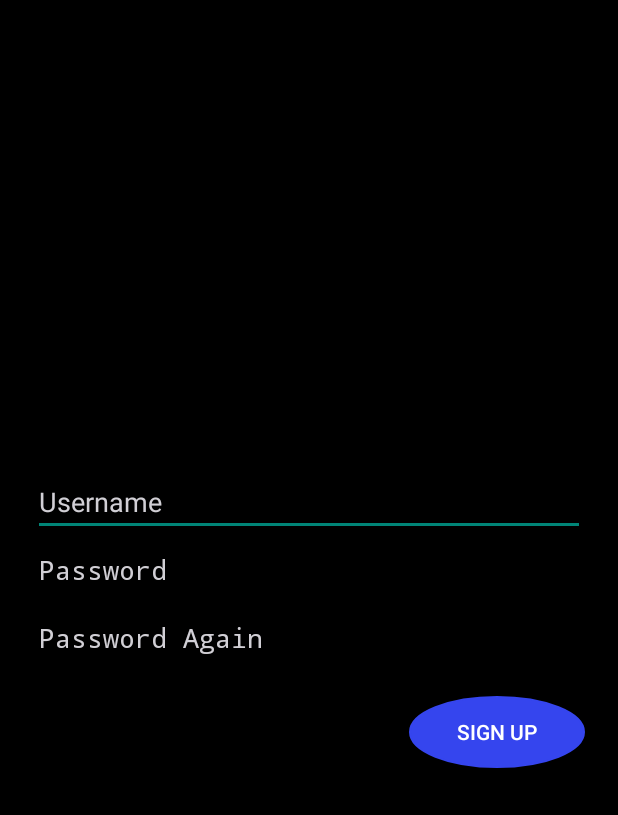
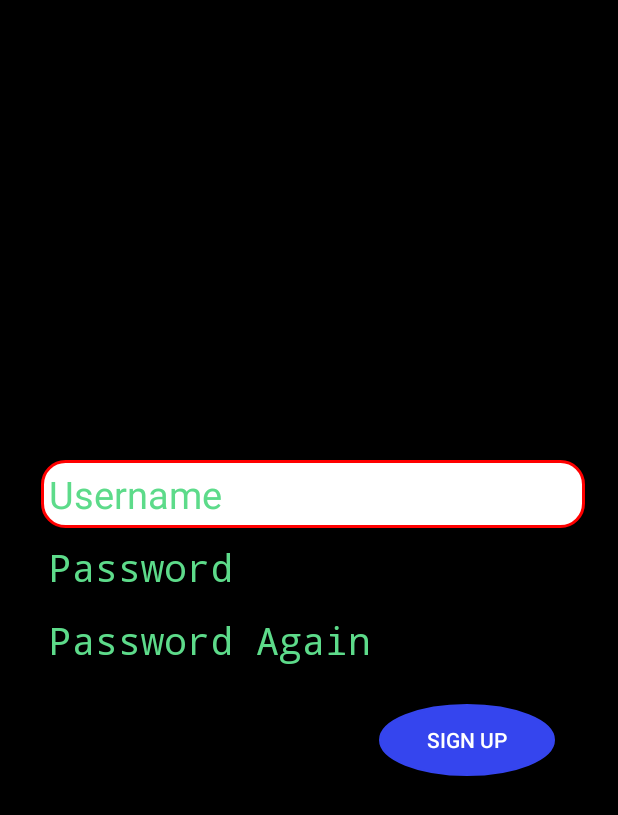
Before and after one commit to sagarbatchu/findfreestuff, an Android app: the SignUpActivity screen opened directly, with no data from a screen before it, on a phone screen of 412 x 824 dp. Shown: the top 815 px of the screen. Run offline under Robolectric (Android 15) with nearby library versions, the phone set to English and light mode, and no system bars.

Commit message:
Fixed UI bugs found during Friday's meeting.

```diff
--- a/FindFreeStuff/app/src/main/res/layout/activity_list.xml
+++ b/FindFreeStuff/app/src/main/res/layout/activity_list.xml
@@ -25,7 +25,7 @@
         android:layout_below="@+id/list_item"
         android:textStyle="bold"
         android:dividerHeight="3sp"
-        android:textSize="10sp"
+        android:textSize="20sp"
         android:textColor="#ff5ddb8a"
         android:divider="#ff5ddb8a" />
 
--- a/FindFreeStuff/app/src/main/res/layout/activity_post.xml
+++ b/FindFreeStuff/app/src/main/res/layout/activity_post.xml
@@ -22,7 +22,7 @@
         android:layout_margin="5dp"
         android:id="@+id/post_editTextTitle"
         android:layout_gravity="center_horizontal"
-        android:textColor="#ffffff"
+        android:textColor="#000000"
         android:textSize="20sp"
         android:singleLine="true"
         android:typeface="sans" />
@@ -43,7 +43,7 @@
         android:layout_margin="5dp"
         android:id="@+id/post_editTextDetails"
         android:layout_gravity="center_horizontal"
-        android:textColor="#ffffff"
+        android:textColor="#000000"
         android:textSize="18sp"
         android:divider="#ff5ddb8a"/>
 
@@ -62,6 +62,7 @@
         android:layout_height="30dp"
         android:layout_margin="5dp"
         android:id="@+id/post_editTextTags"
+        android:textColor="#000000"
         android:layout_gravity="center_horizontal" />
 
     <Button
--- a/FindFreeStuff/app/src/main/res/layout/activity_signup.xml
+++ b/FindFreeStuff/app/src/main/res/layout/activity_signup.xml
@@ -15,36 +15,76 @@
             android:orientation="vertical">
 
             <EditText
-                android:id="@+id/username_edit_text"
                 android:layout_width="match_parent"
                 android:layout_height="wrap_content"
+                android:layout_marginLeft="5sp"
+                android:id="@+id/username_edit_text"
                 android:hint="@string/prompt_username"
-                android:textColorHint="#d1cfd5"
-                android:inputType="textEmailAddress"
-                android:textColor="#ffffff"
+                android:textColorHint="#ff5ddb8a"
                 android:maxLines="1"
                 android:singleLine="true"
-                android:textIsSelectable="false" />
+                android:inputType="textEmailAddress"
+                android:clickable="true"
+                android:ellipsize="middle"
+                android:textIsSelectable="true"
+                android:typeface="sans"
+                android:focusable="true"
+                android:enabled="true"
+                android:focusableInTouchMode="true"
+                android:visibility="visible"
+                android:padding="5dip"
+                android:textSize="25dip"
+                android:background="@drawable/rounded_edittext_states"
+                android:accessibilityLiveRegion="polite"
+                android:textColor="#000000" />
 
             <EditText
                 android:id="@+id/password_edit_text"
                 android:layout_width="match_parent"
                 android:layout_height="wrap_content"
+                android:layout_marginTop="3dp"
+                android:layout_marginLeft="5sp"
                 android:hint="@string/prompt_password"
-                android:textColorHint="#d1cfd5"
+                android:textColorHint="#ff5ddb8a"
                 android:inputType="textPassword"
-                android:textColor="#ffffff"
                 android:maxLines="1"
-                android:singleLine="true" />
+                android:singleLine="true"
+                android:clickable="true"
+                android:ellipsize="middle"
+                android:textIsSelectable="true"
+                android:typeface="sans"
+                android:focusable="true"
+                android:enabled="true"
+                android:focusableInTouchMode="true"
+                android:visibility="visible"
+                android:padding="5dip"
+                android:textSize="25dip"
+                android:background="@drawable/rounded_edittext_states"
+                android:accessibilityLiveRegion="polite"
+                android:textColor="#000000"/>
 
             <EditText
                 android:id="@+id/password_again_edit_text"
                 android:layout_width="match_parent"
                 android:layout_height="wrap_content"
+                android:layout_marginTop="3dp"
+                android:layout_marginLeft="5sp"
                 android:hint="@string/prompt_password_again"
-                android:textColorHint="#d1cfd5"
+                android:textColorHint="#ff5ddb8a"
                 android:inputType="textPassword"
-                android:textColor="#ffffff"
+                android:clickable="true"
+                android:ellipsize="middle"
+                android:textIsSelectable="true"
+                android:typeface="sans"
+                android:focusable="true"
+                android:enabled="true"
+                android:focusableInTouchMode="true"
+                android:visibility="visible"
+                android:padding="5dip"
+                android:textSize="25dip"
+                android:background="@drawable/rounded_edittext_states"
+                android:accessibilityLiveRegion="polite"
+                android:textColor="#000000"
                 android:maxLines="1"
                 android:singleLine="true"
                 android:imeActionId="@+id/edittext_action_signup"
@@ -56,7 +96,8 @@
                 android:layout_width="wrap_content"
                 android:layout_height="wrap_content"
                 android:layout_gravity="end"
-                android:layout_marginTop="16dp"
+                android:layout_marginTop="20dp"
+                android:layout_marginRight="20dp"
                 android:paddingLeft="32dp"
                 android:paddingRight="32dp"
                 android:text="@string/signup"
--- a/FindFreeStuff/app/src/main/res/values/strings.xml
+++ b/FindFreeStuff/app/src/main/res/values/strings.xml
@@ -19,4 +19,6 @@
     <string name="powered_by">Powered by</string>
     <string name="parse">HMC CS121 Team 1</string>
     <string name="slogan">Find Free Stuff near you!</string>
+    <string name="prompt_item">Item</string>
+
 </resources>
```
Also changed, not shown: FindFreeStuff/app/src/main/res/layout/activity_item.xml (+11 -1 lines), FindFreeStuff/app/src/main/res/layout/activity_login.xml (+28 -3 lines), FindFreeStuff/app/src/main/res/layout/activity_wishlist.xml (+3 -4 lines).
